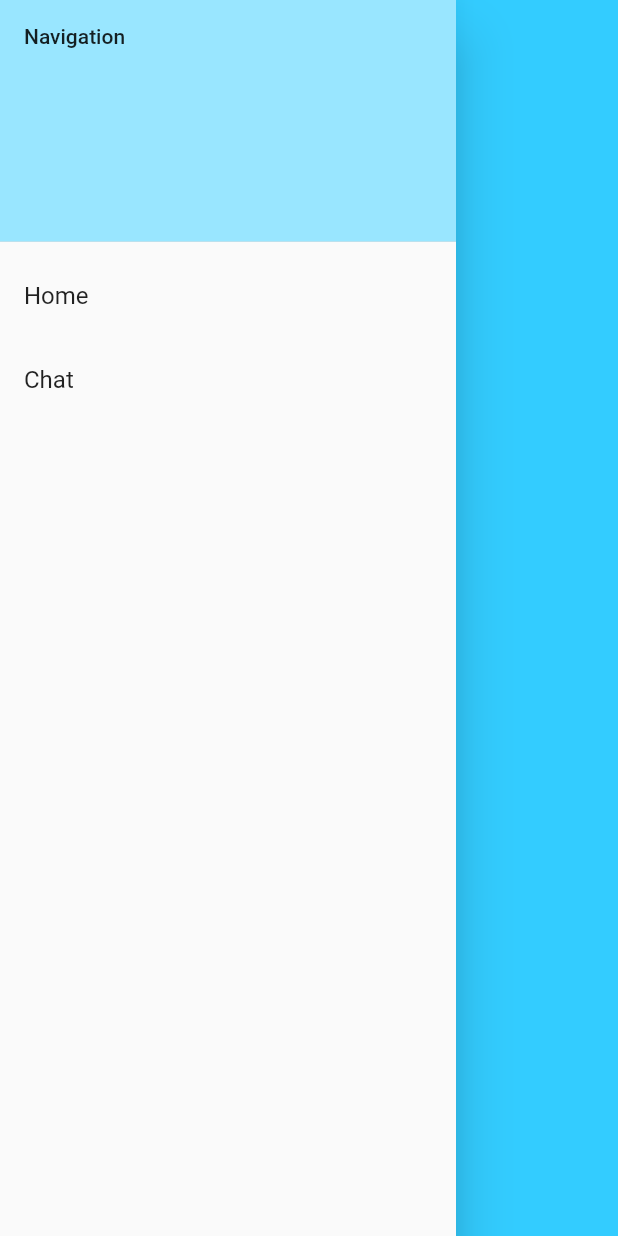
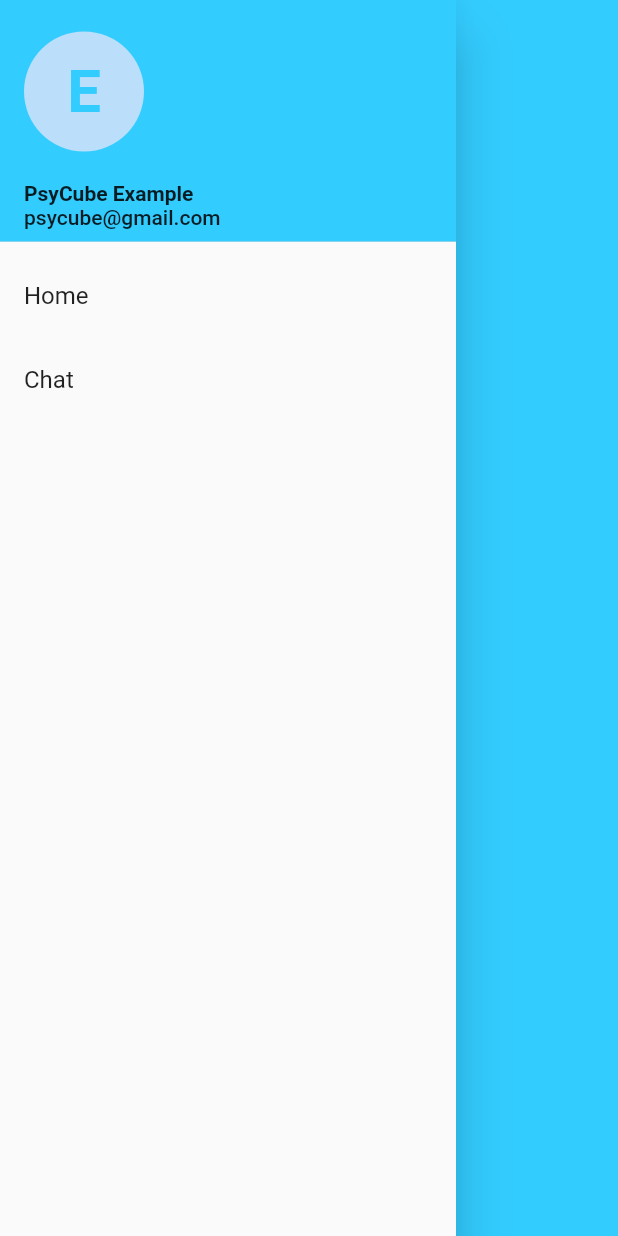
Before and after one commit to Leeds-Beckett-Therapy-Bot-Group/psycube-flutter-application, a Flutter app: the NavigationDrawer widget shown alone on an empty page, opened directly, on a phone screen of 412 x 824 dp. Run offline on Flutter 3.47's test engine with Material 2 defaults, Android fonts, the phone set to English and light mode, and no system bars; our stand-ins replace bubble, percent_indicator, speech_to_text; missing offline and left inert: speech_recognition.

Commit message:
Navigation Header

```diff
--- a/lib/components/navigation_drawer.dart
+++ b/lib/components/navigation_drawer.dart
@@ -6,18 +6,19 @@ import 'package:therapyapp/screens/home_page.dart';
 // todo: needs refactoring to have route maps and made prettier etc..
 
 class NavigationDrawer extends StatelessWidget {
-
   @override
   Widget build(BuildContext context) {
     return Drawer(
       child: ListView(
         padding: EdgeInsets.zero,
         children: <Widget>[
-          DrawerHeader(
-            child: Text('Navigation'),
-            decoration: BoxDecoration(
-                color: kAccentBlue
-            ),
+          NavDrawHeader(
+            accountName: Text(
+                'PsyCube Example',
+                style: TextStyle(
+                  fontWeight: FontWeight.bold,
+                )),
+            accountEmail: Text('psycube@gmail.com'),
           ),
           NavTile(
             barTitle: Text(
@@ -29,16 +30,55 @@ class NavigationDrawer extends StatelessWidget {
             },
           ),
           NavTile(
-            barTitle: Text(
-              'Chat'
-            ),
-            onTap: () {
-              Navigator.pop(context);
-              Navigator.pushNamed(context, '/ChatBot');
-            }
-          ),
+              barTitle: Text('Chat'),
+              onTap: () {
+                Navigator.pop(context);
+                Navigator.pushNamed(context, '/ChatBot');
+              }),
         ],
       ),
+    );
+  }
+}
+
+class NavDrawHeader extends StatelessWidget {
+  NavDrawHeader({@required this.accountName, @required this.accountEmail});
+
+  final Text accountName;
+  final Text accountEmail;
+  @override
+  Widget build(BuildContext context) {
+    return DrawerHeader(
+      decoration: BoxDecoration(
+        color: kPrimaryBlue,
+      ),
+      child: Column(
+          mainAxisAlignment: MainAxisAlignment.end,
+          children: <Widget>[
+        Row(
+            children: <Widget>[
+          CircleAvatar(
+            radius: 40,
+            child: Text(
+              'E',
+              style: TextStyle(
+                fontSize: 40,
+                fontWeight: FontWeight.bold,
+                color: kPrimaryBlue,
+              ),
+            ),
+          ),
+        ]),
+        SizedBox(
+          height: 20,
+        ),
+        Row(children: <Widget>[
+          accountName,
+        ]),
+        Row(children: <Widget>[
+          accountEmail,
+        ]),
+      ]),
     );
   }
 }
```
